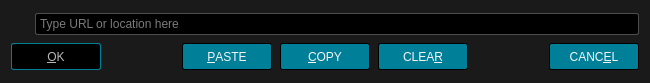
Old version of the form src/ui/locationdialog.ui in the repository u8sand/Baka-MPlayer.
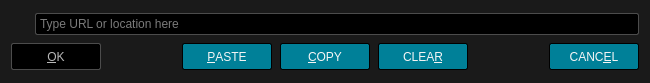
New version of the form. Icons and pictures are not drawn.

Commit message: Tweaked a lot of colors QPushButton, seekbar, etc

Diff of the .ui file:
```diff
--- a/src/ui/locationdialog.ui
+++ b/src/ui/locationdialog.ui
@@ -43,7 +43,7 @@
     min-width: 76px;
 	min-height: 17px;
 }
-QPushButton:default {
+QPushButton:focus {
 	border: 1px solid whitesmoke;
 }
 QPushButton:pressed {
@@ -51,7 +51,7 @@
 }
 QPushButton:disabled {
 	background: black;
-	border: 1px solid #008098;
+	border: 1px solid #4C4C4C;
     color: #B8B8B8;
 }</string>
   </property>
```
Left out of the diff: 1 changed line with no effect on the pictures. The commit also changes 8 other files.
